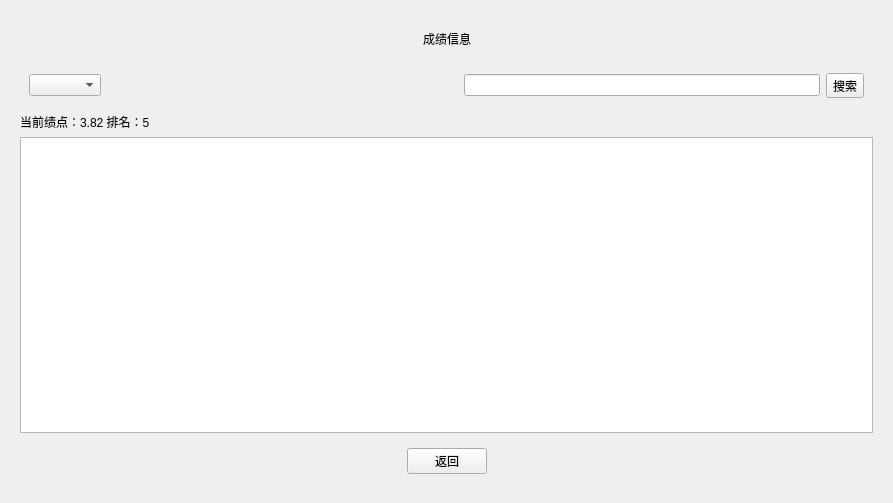
Before: the Qt Designer form student.ui in Database-Course-Developers/Educational_Administration_System, drawn with Qt 5.
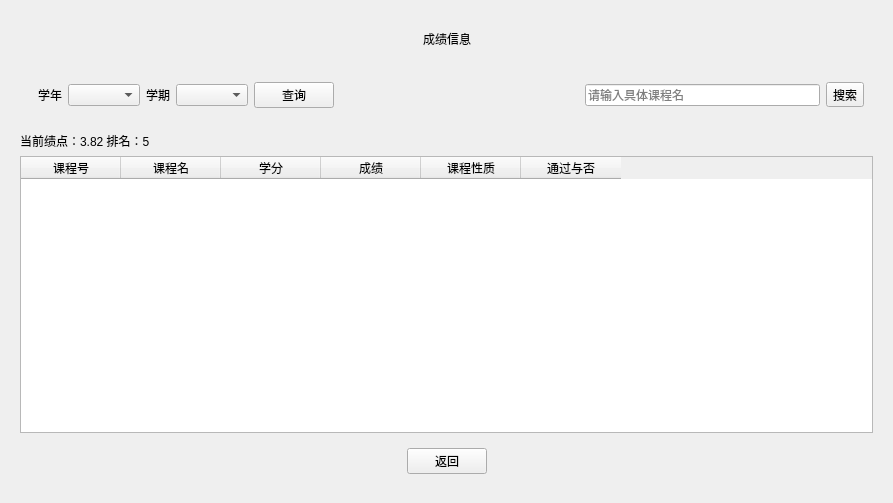
After: the same form once the commit is applied.

Commit message: 更新 成绩信息子页面

```diff
--- a/student.ui
+++ b/student.ui
@@ -598,7 +598,37 @@
         <widget class="QWidget" name="widget" native="true">
          <layout class="QHBoxLayout" name="horizontalLayout">
           <item>
-           <widget class="QComboBox" name="cBGradeTime"/>
+           <widget class="QWidget" name="widget_8" native="true">
+            <layout class="QHBoxLayout" name="horizontalLayout_15">
+             <item>
+              <widget class="QLabel" name="label_23">
+               <property name="text">
+                <string>学年</string>
+               </property>
+              </widget>
+             </item>
+             <item>
+              <widget class="QComboBox" name="cBGradeYear"/>
+             </item>
+             <item>
+              <widget class="QLabel" name="label_24">
+               <property name="text">
+                <string>学期</string>
+               </property>
+              </widget>
+             </item>
+             <item>
+              <widget class="QComboBox" name="cBGradeTerm"/>
+             </item>
+             <item>
+              <widget class="QPushButton" name="pBSeGraByTime">
+               <property name="text">
+                <string>查询</string>
+               </property>
+              </widget>
+             </item>
+            </layout>
+           </widget>
           </item>
           <item>
            <spacer name="horizontalSpacer">
@@ -614,7 +644,11 @@
            </spacer>
           </item>
           <item>
-           <widget class="QLineEdit" name="lineEdit"/>
+           <widget class="QLineEdit" name="lineEdit">
+            <property name="placeholderText">
+             <string>请输入具体课程名</string>
+            </property>
+           </widget>
           </item>
           <item>
            <widget class="QToolButton" name="toolButton">
@@ -634,7 +668,38 @@
         </widget>
        </item>
        <item>
-        <widget class="QTableWidget" name="tableWidget"/>
+        <widget class="QTableWidget" name="tWGrade">
+         <column>
+          <property name="text">
+           <string>课程号</string>
+          </property>
+         </column>
+         <column>
+          <property name="text">
+           <string>课程名</string>
+          </property>
+         </column>
+         <column>
+          <property name="text">
+           <string>学分</string>
+          </property>
+         </column>
+         <column>
+          <property name="text">
+           <string>成绩</string>
+          </property>
+         </column>
+         <column>
+          <property name="text">
+           <string>课程性质</string>
+          </property>
+         </column>
+         <column>
+          <property name="text">
+           <string>通过与否</string>
+          </property>
+         </column>
+        </widget>
        </item>
        <item>
         <widget class="QWidget" name="widget_3" native="true">
```
Left out of the diff: 2 changed lines with no effect on the pictures. The commit also changes 1 other file.
